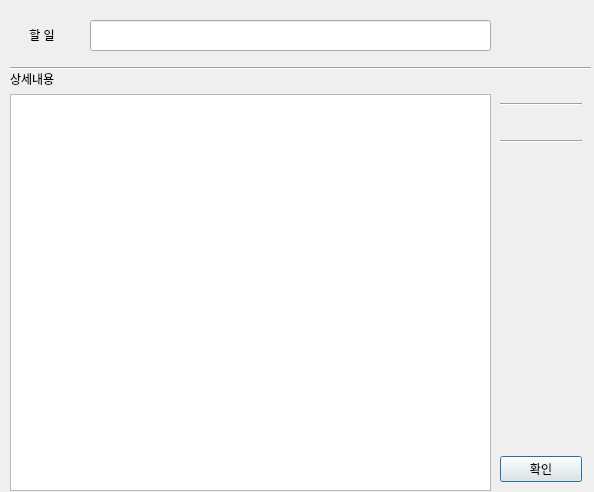
Before: the Qt Designer form Todo/TodoDlg.ui in xorud1541/Todo, drawn with Qt 5.
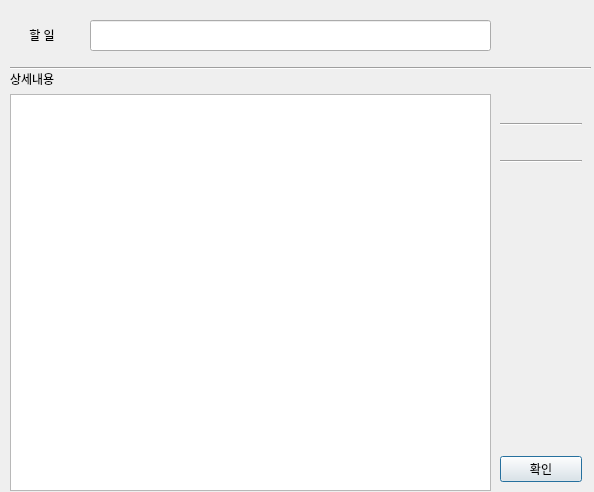
After: the same form once the commit is applied. Icons and pictures are not drawn.

Commit message: ToDoDlg에 deadline label 추가

Patch:
```diff
--- a/Todo/TodoDlg.ui
+++ b/Todo/TodoDlg.ui
@@ -117,6 +117,19 @@
          </size>
         </property>
         <layout class="QVBoxLayout" name="verticalLayout_2">
+         <item>
+          <widget class="QLabel" name="deadLineLabel">
+           <property name="maximumSize">
+            <size>
+             <width>100</width>
+             <height>30</height>
+            </size>
+           </property>
+           <property name="text">
+            <string/>
+           </property>
+          </widget>
+         </item>
          <item>
           <widget class="Line" name="line_2">
            <property name="orientation">
@@ -183,7 +196,7 @@
            <property name="sizeHint" stdset="0">
             <size>
              <width>20</width>
-             <height>260</height>
+             <height>180</height>
             </size>
            </property>
           </spacer>
```
The commit also changes 6 other files.
